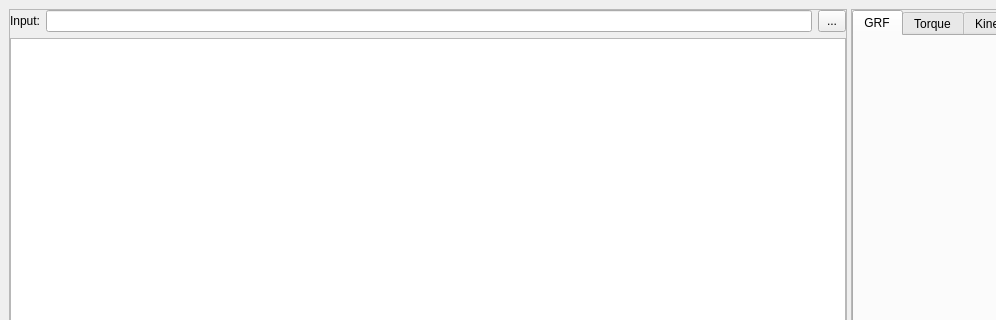
The window that src/c3d_parser/view/qt/main_window.ui (tsalemink/C3D-parser) describes before a commit, drawn with Qt 5; both pictures show x 0 to 996 and y 0 to 320 of the 1500 by 800 pixel window.
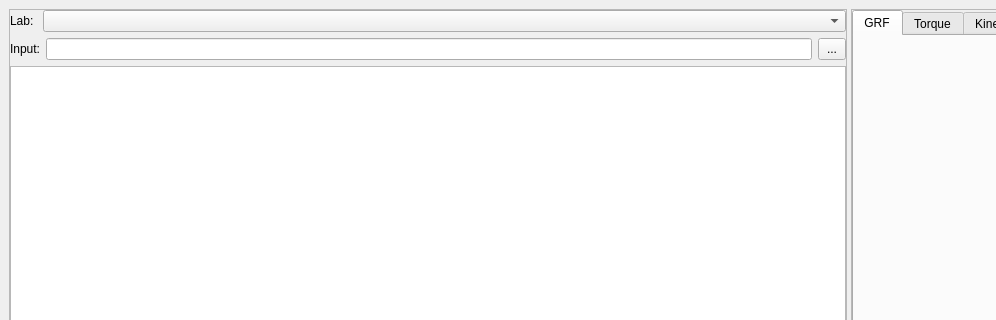
The same window after the commit. Custom widgets are drawn as their Qt base class.

Commit message: Add lab name combo-box to UI

```diff
--- a/src/c3d_parser/view/qt/main_window.ui
+++ b/src/c3d_parser/view/qt/main_window.ui
@@ -52,6 +52,27 @@
         <property name="bottomMargin">
          <number>0</number>
         </property>
+        <item>
+         <layout class="QHBoxLayout" name="horizontalLayout_3">
+          <item>
+           <widget class="QLabel" name="label_2">
+            <property name="text">
+             <string>Lab: </string>
+            </property>
+           </widget>
+          </item>
+          <item>
+           <widget class="QComboBox" name="comboBoxLab">
+            <property name="sizePolicy">
+             <sizepolicy hsizetype="Expanding" vsizetype="Fixed">
+              <horstretch>0</horstretch>
+              <verstretch>0</verstretch>
+             </sizepolicy>
+            </property>
+           </widget>
+          </item>
+         </layout>
+        </item>
         <item>
          <layout class="QHBoxLayout" name="horizontalLayout" stretch="0,1,0">
           <item>
```
The commit also changes 3 other files.
